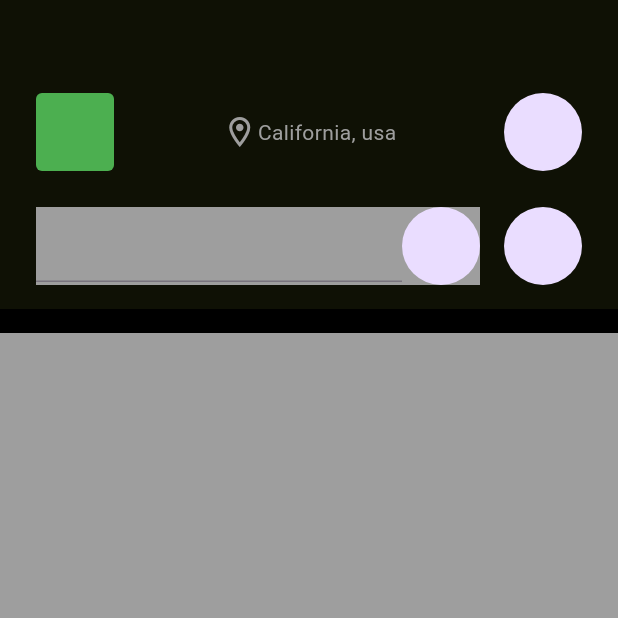
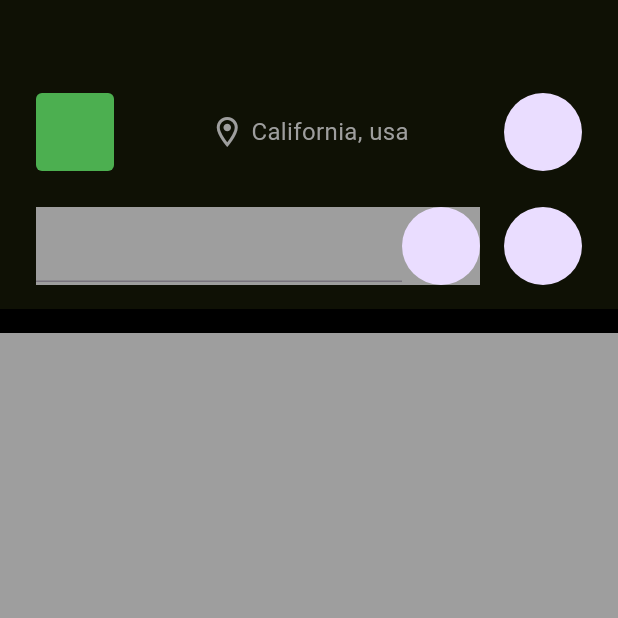
Before and after one commit to JAICHANGPARK/flutter_notebook_chapter_43, a Flutter app: the FoodOrderMainPage screen opened directly, on a phone screen of 412 x 824 dp, the top half of it. Run offline on Flutter 3.47's test engine with Material 3 defaults, Android fonts, the phone set to English and light mode, and no system bars; our stand-ins replace gap, hugeicons, percent_indicator.

Commit message:
Update food_order_main_page.dart

```diff
--- a/lib/ep2393_food_order_app/ui/food_order_main_page.dart
+++ b/lib/ep2393_food_order_app/ui/food_order_main_page.dart
@@ -39,6 +39,7 @@ class _FoodOrderMainPageState extends State<FoodOrderMainPage> {
                     ),
                     Expanded(
                         child: Row(
+                      spacing: 4,
                       mainAxisAlignment: MainAxisAlignment.center,
                       children: [
                         Icon(
@@ -49,6 +50,7 @@ class _FoodOrderMainPageState extends State<FoodOrderMainPage> {
                           "California, usa",
                           style: TextStyle(
                             color: Colors.grey,
+                            fontSize: 16,
                           ),
                         )
                       ],
```
